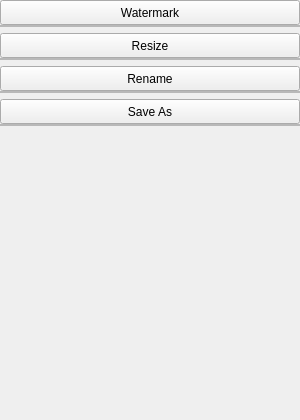
Above: ToolBox/UI/toolbox_ui.ui from n00bcybot/easywatermark before the change. Below: the same form after it.
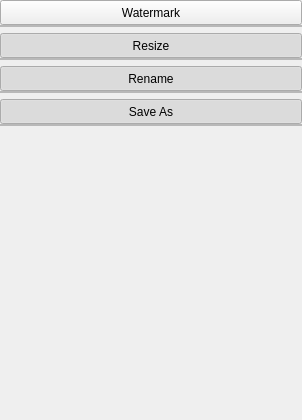
That is the form after the change.

Commit message: - completed RenameWidget and added it to the Toolbox - made buttons in the Toolbox checked, so they are retracted when the app starts - GUI tweaks

The edit to the form file:
```diff
--- a/ToolBox/UI/toolbox_ui.ui
+++ b/ToolBox/UI/toolbox_ui.ui
@@ -6,7 +6,7 @@
    <rect>
     <x>0</x>
     <y>0</y>
-    <width>300</width>
+    <width>302</width>
     <height>420</height>
    </rect>
   </property>
@@ -151,6 +151,9 @@
         <bool>true</bool>
        </property>
        <property name="checked">
+        <bool>true</bool>
+       </property>
+       <property name="autoExclusive">
         <bool>false</bool>
        </property>
        <property name="autoDefault">
@@ -225,6 +228,9 @@
         <bool>true</bool>
        </property>
        <property name="checked">
+        <bool>true</bool>
+       </property>
+       <property name="autoExclusive">
         <bool>false</bool>
        </property>
        <property name="autoDefault">
@@ -299,6 +305,9 @@
         <bool>true</bool>
        </property>
        <property name="checked">
+        <bool>true</bool>
+       </property>
+       <property name="autoExclusive">
         <bool>false</bool>
        </property>
        <property name="autoDefault">
```
Left out of the diff: 3 changed lines with no effect on the pictures. The commit also changes 11 other files.
